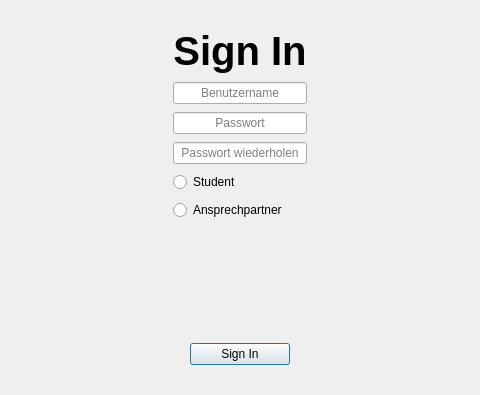
First picture: the form in Project_project/Forms/singinscreen.ui, repository bjoernlewe/Software-Engineering, before the edit; both pictures show x 163 to 643 and y 0 to 395 of the 807 by 395 pixel window.
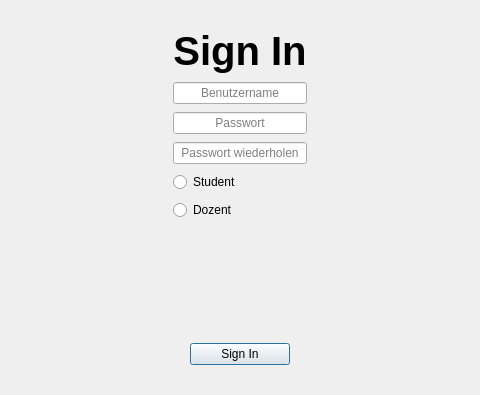
Second picture: the form after the edit.

Commit message: completed vertical Test (adding Ansprechpartner)

Patch:
```diff
--- a/Project_project/Forms/singinscreen.ui
+++ b/Project_project/Forms/singinscreen.ui
@@ -153,7 +153,7 @@
        <item>
         <widget class="QRadioButton" name="radioButton_2">
          <property name="text">
-          <string>Ansprechpartner</string>
+          <string>Dozent</string>
          </property>
         </widget>
        </item>
```
The commit also changes 22 other files.
